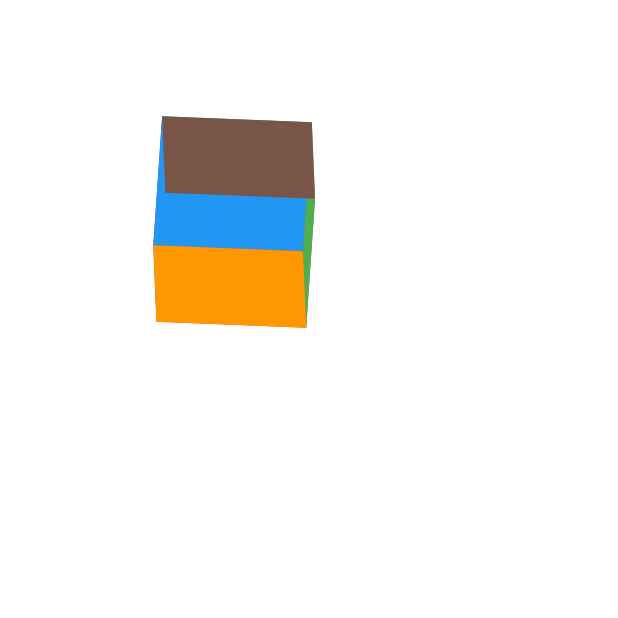
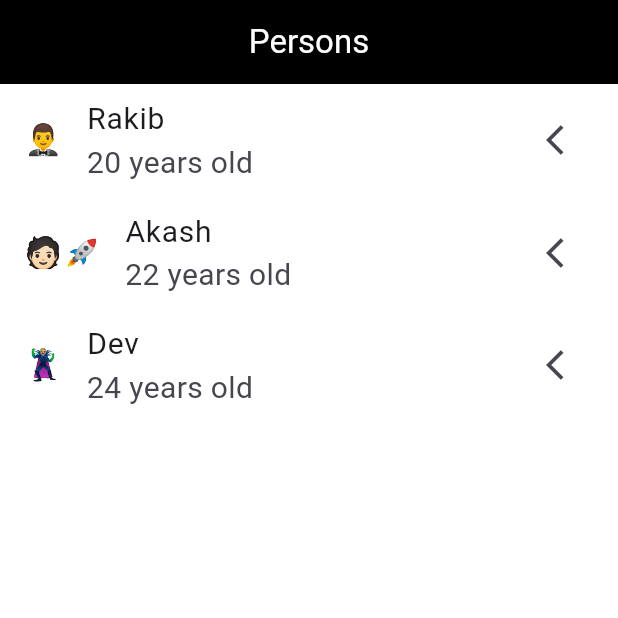
Before and after one commit to Rakibuzzamanakash/Flutter_animations, a Flutter app: the screen it shows after launch, on a phone screen of 412 x 824 dp, the top half of it. Run offline on Flutter 3.47's test engine with Material 3 defaults, Android fonts, the phone set to English and light mode, and no system bars.

Commit message:
example 4 done

```diff
--- /dev/null
+++ b/lib/Example4/example4.dart
@@ -0,0 +1,154 @@
+// import 'package:flutter/material.dart';
+// import 'package:flutter_animation/Example4/person2.dart';
+//
+// @immutable
+// class Person {
+//   final String name;
+//   final int age;
+//   final String emoji;
+//
+//   const Person({
+//     required this.name,
+//     required this.age,
+//     required this.emoji,
+//   });
+// }
+//
+// const people = [
+//   Person(name: 'Rakib', age: 20, emoji: '🤵‍'),
+//   Person(name: 'Akash', age: 22, emoji: '🧑🏻‍🚀'),
+//   Person(name: 'Dev', age: 24, emoji: '🦹🏼‍'),
+// ];
+//
+// class Example4 extends StatefulWidget {
+//   const Example4({super.key});
+//
+//   @override
+//   State<Example4> createState() => _Example4State();
+// }
+//
+// class _Example4State extends State<Example4> {
+//   @override
+//   Widget build(BuildContext context) {
+//     return Scaffold(
+//       appBar: AppBar(
+//         backgroundColor: Colors.black,
+//         centerTitle: true,
+//         title: const Text(
+//           'Persons',
+//           style: TextStyle(color: Colors.white),
+//         ),
+//       ),
+//       body: ListView.builder(
+//           itemCount: people.length,
+//           itemBuilder: (context, index) {
+//             final person = people[index];
+//             return ListTile(
+//               onTap: () {
+//                 Navigator.of(context).push(MaterialPageRoute(
+//                     builder: (context) => Person2(person: person)));
+//               },
+//               leading: Hero(
+//                   tag: person.emoji,
+//                   child: Text(
+//                     person.emoji,
+//                     style: const TextStyle(fontSize: 30),
+//                   )),
+//               title: Text(
+//                 person.name,
+//                 style: const TextStyle(fontSize: 20),
+//               ),
+//               subtitle: Text(
+//                 '${person.age} years old',
+//                 style: const TextStyle(fontSize: 20),
+//               ),
+//               trailing: const Icon(Icons.arrow_back_ios),
+//             );
+//           }),
+//     );
+//   }
+// }
+
+
+import 'package:flutter/material.dart';
+import 'package:flutter_animation/Example4/person2.dart';
+
+@immutable
+class Person {
+  final String name;
+  final int age;
+  final String emoji;
+
+  const Person({
+    required this.name,
+    required this.age,
+    required this.emoji,
+  });
+}
+
+const people = [
+  Person(name: 'Rakib', age: 20, emoji: '🤵‍'),
+  Person(name: 'Akash', age: 22, emoji: '🧑🏻‍🚀'),
+  Person(name: 'Dev', age: 24, emoji: '🦹🏼‍'),
+];
+
+class Example4 extends StatefulWidget {
+  const Example4({super.key});
+
+  @override
+  State<Example4> createState() => _Example4State();
+}
+
+class _Example4State extends State<Example4> {
+  @override
+  Widget build(BuildContext context) {
+    return Scaffold(
+      appBar: AppBar(
+        backgroundColor: Colors.black,
+        centerTitle: true,
+        title: const Text(
+          'Persons',
+          style: TextStyle(color: Colors.white),
+        ),
+      ),
+      body: ListView.builder(
+        itemCount: people.length,
+        itemBuilder: (context, index) {
+          final person = people[index];
+          return ListTile(
+            onTap: () {
+              Navigator.of(context).push(
+                PageRouteBuilder(
+                  transitionDuration: const Duration(milliseconds: 800), // Set your duration here
+                  pageBuilder: (context, animation, secondaryAnimation) => Person2(person: person),
+                  transitionsBuilder: (context, animation, secondaryAnimation, child) {
+                    return FadeTransition(
+                      opacity: animation,
+                      child: child,
+                    );
+                  },
+                ),
+              );
+            },
+            leading: Hero(
+              tag: person.emoji,
+              child: Text(
+                person.emoji,
+                style: const TextStyle(fontSize: 20),
+              ),
+            ),
+            title: Text(
+              person.name,
+              style: const TextStyle(fontSize: 20),
+            ),
+            subtitle: Text(
+              '${person.age} years old',
+              style: const TextStyle(fontSize: 20),
+            ),
+            trailing: const Icon(Icons.arrow_back_ios),
+          );
+        },
+      ),
+    );
+  }
+}
--- a/lib/main.dart
+++ b/lib/main.dart
@@ -1,5 +1,6 @@
 import 'package:flutter/material.dart';
 import 'package:flutter_animation/Example1/example_1.dart';
+import 'package:flutter_animation/Example4/example4.dart';
 import 'package:flutter_animation/example3/example_3.dart';
 
 import 'Example2/example_2.dart';
@@ -21,7 +22,7 @@ class MyApp extends StatelessWidget {
         useMaterial3: true,
         scaffoldBackgroundColor: Colors.white
       ),
-      home: Example3(),
+      home: Example4(),
     );
   }
 }
```
Also changed, not shown: lib/Example4/person2.dart (added, +148 -0 lines), lib/Example3/example_3.dart (renamed from lib/example3/example_3.dart).
